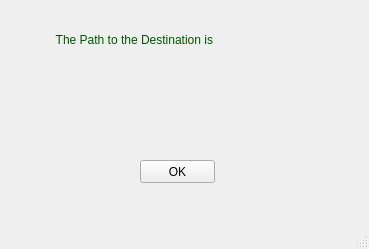
Qt form FinalProject/path.ui (Syed-Osama-Hussain/Navigation-System-for-UBIT) before a commit.
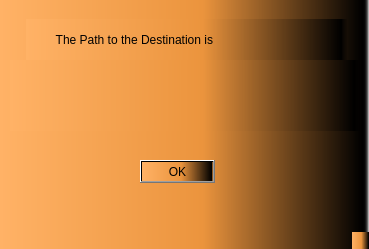
The same form after that commit.

Patch:
```diff
--- a/FinalProject/path.ui
+++ b/FinalProject/path.ui
@@ -13,6 +13,9 @@
   <property name="windowTitle">
    <string>Path Displayer</string>
   </property>
+  <property name="styleSheet">
+   <string notr="true">background-color: qlineargradient(spread:pad, x1:0, y1:0, x2:1, y2:0, stop:0 rgba(255, 178, 102, 255), stop:0.55 rgba(235, 148, 61, 255), stop:0.98 rgba(0, 0, 0, 255), stop:1 rgba(0, 0, 0, 0));</string>
+  </property>
   <widget class="QWidget" name="centralwidget">
    <widget class="QPushButton" name="pushButton">
     <property name="geometry">
@@ -38,6 +41,7 @@
     </property>
     <property name="styleSheet">
      <string notr="true">color: rgb(0, 85, 0);
+color: rgb(0, 0, 0);
 font: 14pt &quot;Times New Roman&quot;;
 font: 75 italic 14pt &quot;Times New Roman&quot;;</string>
     </property>
@@ -58,7 +62,7 @@
      <string notr="true">font: 75 10pt &quot;MS Shell Dlg 2&quot;;</string>
     </property>
     <property name="text">
-     <string>      </string>
+     <string/>
     </property>
    </widget>
   </widget>
```
